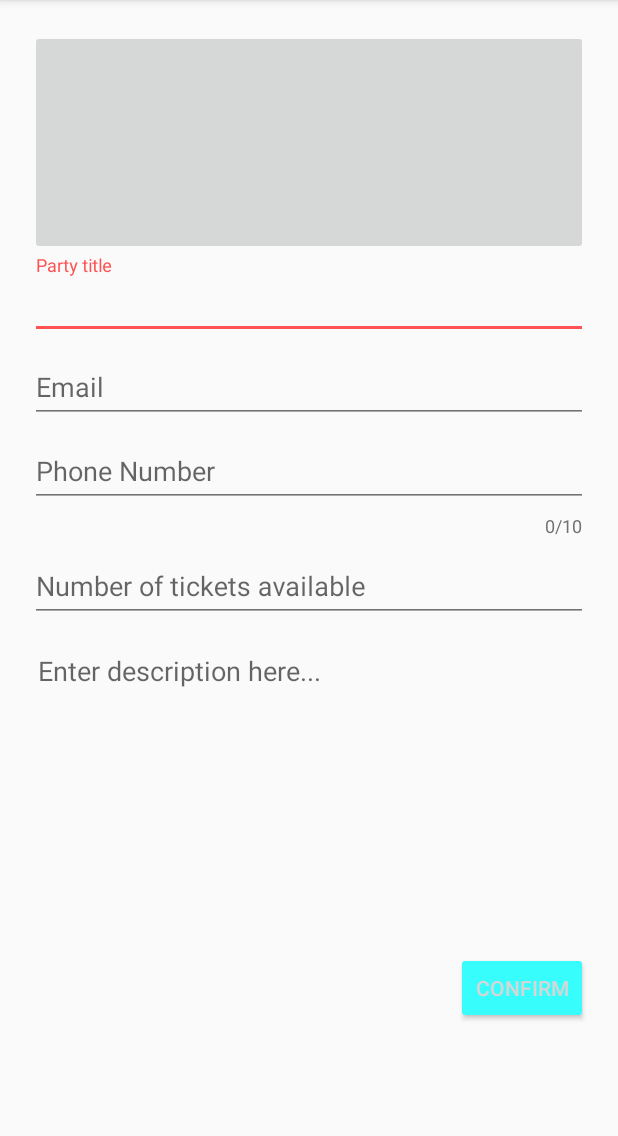
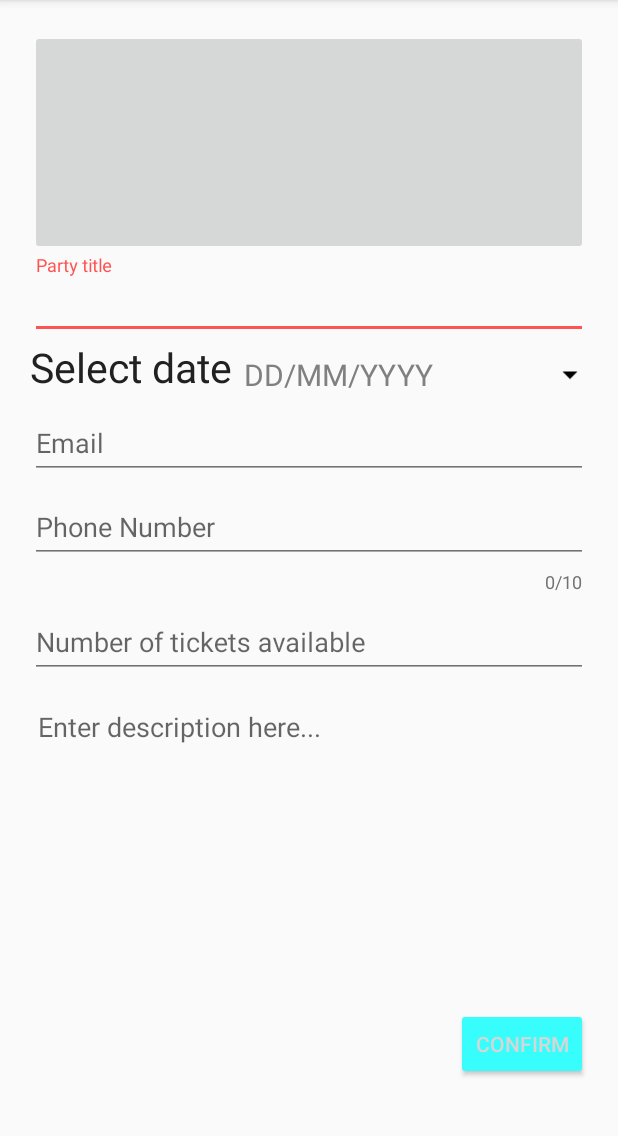
Before and after one commit to krsnvijay/Partyyy, an Android app: the AddAParty screen opened directly, with no data from a screen before it, on a phone screen of 412 x 824 dp, the part 84-1220 px from its top. Run offline under Robolectric (Android 15) with nearby library versions, the phone set to English and light mode, and no system bars; our stand-ins replace ButterKnife, Firebase (no records; nobody signed in at launch, a user with empty details on screens opened directly); libraries missing offline, so code that uses them is left out: com.mikelau.croperino, com.prolificinteractive.materialcalendarview; 2 statements that could not run were skipped.

Commit message:
calendar(with error)

```diff
--- a/app/build.gradle
+++ b/app/build.gradle
@@ -48,6 +48,7 @@ dependencies {
     compile 'com.android.support.constraint:constraint-layout:1.0.1'
     compile 'com.github.ekimual:croperino:1.1.2'
     compile 'io.github.yavski:fab-speed-dial:1.0.6'
+    compile 'com.prolificinteractive:material-calendarview:1.4.3'
     testCompile 'junit:junit:4.12'
     annotationProcessor 'com.jakewharton:butterknife-compiler:8.4.0'
 }
--- a/app/src/main/java/partyyy/com/notadeveloper/app/partyyy/AddAParty.java
+++ b/app/src/main/java/partyyy/com/notadeveloper/app/partyyy/AddAParty.java
@@ -3,9 +3,13 @@ package partyyy.com.notadeveloper.app.partyyy;
 import android.*;
 import android.Manifest;
 import android.app.Activity;
+import android.app.Dialog;
 import android.content.Intent;
 import android.content.pm.PackageManager;
+import android.icu.text.DateFormat;
+import android.icu.text.SimpleDateFormat;
 import android.net.Uri;
+import android.os.Build;
 import android.os.Bundle;
 import android.os.Environment;
 import android.support.annotation.NonNull;
@@ -13,9 +17,11 @@ import android.support.design.widget.TextInputLayout;
 import android.support.v4.content.ContextCompat;
 import android.support.v7.app.AppCompatActivity;
 import android.view.View;
+import android.widget.ArrayAdapter;
 import android.widget.AutoCompleteTextView;
 import android.widget.Button;
 import android.widget.ImageButton;
+import android.widget.Spinner;
 import android.widget.TextView;
 
 import com.google.android.gms.tasks.OnFailureListener;
@@ -28,11 +34,16 @@ import com.google.firebase.storage.UploadTask;
 import com.mikelau.croperino.Croperino;
 import com.mikelau.croperino.CroperinoConfig;
 import com.mikelau.croperino.CroperinoFileUtil;
+import com.prolificinteractive.materialcalendarview.CalendarDay;
+import com.prolificinteractive.materialcalendarview.MaterialCalendarView;
+import com.prolificinteractive.materialcalendarview.OnDateSelectedListener;
 
 import butterknife.BindView;
 import butterknife.ButterKnife;
 
-public class AddAParty extends AppCompatActivity {
+import static android.text.Html.fromHtml;
+
+public class AddAParty extends AppCompatActivity implements OnDateSelectedListener{
     @BindView(R.id.picture)
     ImageButton mProfile;
     @BindView(R.id.title)
@@ -61,6 +72,11 @@ public class AddAParty extends AppCompatActivity {
     private StorageReference storageRef;
     private StorageReference imagesRef;
     private DatabaseReference ref;
+    private TextView dates;
+    private MaterialCalendarView calendarView;
+    Dialog dialog;
+    private static final DateFormat FORMATTER = SimpleDateFormat.getDateInstance();
+
 
     @Override
     protected void onCreate(Bundle savedInstanceState) {
@@ -68,7 +84,34 @@ public class AddAParty extends AppCompatActivity {
         setContentView(R.layout.activity_add_aparty);
         ButterKnife.bind(this);
 
+        dates = (TextView) findViewById(R.id.dates);
 
+        dates.setOnClickListener(new View.OnClickListener() {
+            @Override
+            public void onClick(View view) {
+
+                calendarView = (MaterialCalendarView)findViewById(R.id.calendarView);
+                calendarView.setOnDateChangedListener(this);
+                /*calendarView.setOnDateChangedListener(new OnDateSelectedListener() {
+                    @Override
+                    public void onDateSelected(@NonNull MaterialCalendarView widget, @NonNull CalendarDay date, boolean selected) {
+                        dates.setText(calendarView.getSelectedDates().toString());
+                        dialog.dismiss();
+                    }
+                });*/
+
+
+                if (Build.VERSION.SDK_INT >= Build.VERSION_CODES.LOLLIPOP) {
+                    dialog = new Dialog(AddAParty.this, R.style.dialogthemez);
+                } else {
+                    dialog = new Dialog(AddAParty.this);
+                }
+                dialog.setContentView(R.layout.calenderlayout);
+                dialog.setTitle(fromHtml("<font color='#c83737'>Select Dates</font>"));
+                dialog.show();
+
+            }
+        });
         storage = FirebaseStorage.getInstance();
         storageRef = storage.getReferenceFromUrl("gs://partyyy-5e773.appspot.com");
         ref = FirebaseDatabase.getInstance().getReference();
@@ -86,6 +129,7 @@ public class AddAParty extends AppCompatActivity {
             }
         });
     }
+
 
     private void prepareChooser() {
         Croperino.prepareChooser(AddAParty.this, "Change Picture", ContextCompat.getColor(AddAParty.this, android.R.color.background_dark));
@@ -179,4 +223,17 @@ public class AddAParty extends AppCompatActivity {
             }
         }
     }
+
+    @Override
+    public void onDateSelected(@NonNull MaterialCalendarView widget, @NonNull CalendarDay date, boolean selected) {
+        dates.setText(getSelectedDatesString());
+    }
+    private String getSelectedDatesString() {
+        calendarView = (MaterialCalendarView)findViewById(R.id.calendarView);
+        CalendarDay date = calendarView.getSelectedDate();
+        if (date == null) {
+            return "No Selection";
+        }
+        return FORMATTER.format(date.getDate());
+    }
 }
--- /dev/null
+++ b/app/src/main/res/drawable/ic_arrow_drop_down_black_24dp.xml
@@ -0,0 +1,9 @@
+<vector xmlns:android="http://schemas.android.com/apk/res/android"
+        android:width="24dp"
+        android:height="24dp"
+        android:viewportWidth="24.0"
+        android:viewportHeight="24.0">
+    <path
+        android:fillColor="#FF000000"
+        android:pathData="M7,10l5,5 5,-5z"/>
+</vector>
--- a/app/src/main/res/layout/activity_add_aparty.xml
+++ b/app/src/main/res/layout/activity_add_aparty.xml
@@ -20,7 +20,7 @@
             android:layout_width="match_parent"
             android:layout_height="150dp"
             android:contentDescription="Change Party Pic"
-            android:scaleType="fitXY"/>
+            android:scaleType="fitXY" />
         <android.support.design.widget.TextInputLayout
             android:id="@+id/title1"
             android:layout_width="match_parent"
@@ -34,6 +34,37 @@
                 android:maxLines="1"
                 />
         </android.support.design.widget.TextInputLayout>
+        <RelativeLayout
+            android:layout_width="wrap_content"
+            android:layout_height="wrap_content">
+            <TextView
+                android:layout_width="wrap_content"
+                android:layout_height="wrap_content"
+                android:text="Select date"
+                android:textSize="27dp"
+                android:id="@+id/datet"/>
+
+            <TextView
+                android:id="@+id/dates"
+                android:layout_width="match_parent"
+                android:layout_height="wrap_content"
+                android:layout_alignBottom="@+id/datet"
+                android:layout_marginLeft="8dp"
+                android:layout_toRightOf="@id/datet"
+                android:text="DD/MM/YYYY"
+                android:textColor="#808080"
+                android:textSize="20dp" />
+            <ImageView
+                android:layout_width="wrap_content"
+                android:layout_height="wrap_content"
+                android:id="@+id/datei"
+                android:layout_alignBottom="@+id/dates"
+                android:layout_alignTop="@+id/dates"
+                android:layout_alignRight="@+id/dates"
+                app:srcCompat = "@drawable/ic_arrow_drop_down_black_24dp"/>
+        </RelativeLayout>
+
+
 
         <android.support.design.widget.TextInputLayout
             android:id="@+id/emaila"
--- a/app/src/main/res/values/styles.xml
+++ b/app/src/main/res/values/styles.xml
@@ -35,6 +35,9 @@
     <item name="colorButtonNormal">@color/accent</item>
     <item name="android:textColor">@color/tw__composer_black</item>
     </style>
+    <style name="dialogthemez" parent="Theme.AppCompat.Light.Dialog.Alert">
+        <item name="colorAccent">@color/accent</item>
+    </style>
 
 
 </resources>
```
Also changed, not shown: app/src/main/res/layout/calenderlayout.xml (added, +14 -0 lines).
